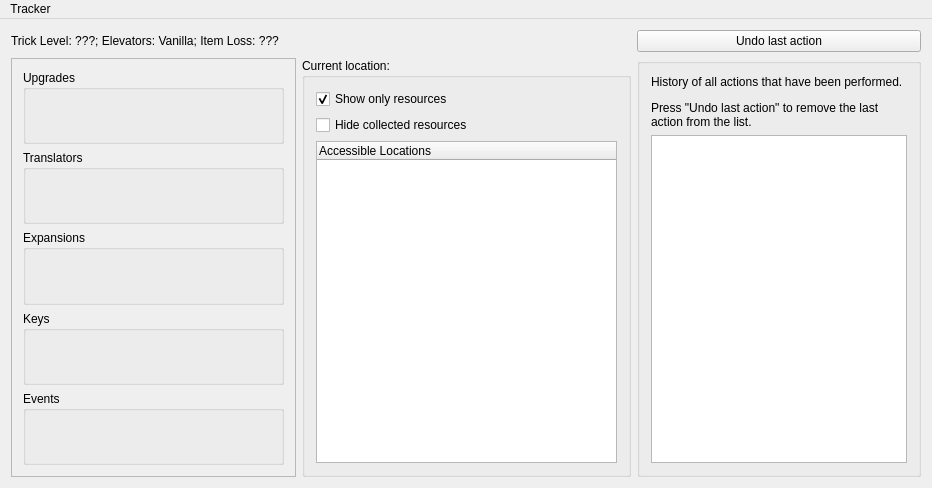
Above: randovania/gui/ui_files/tracker_window.ui from randovania/randovania before the change. Below: the same form after it.
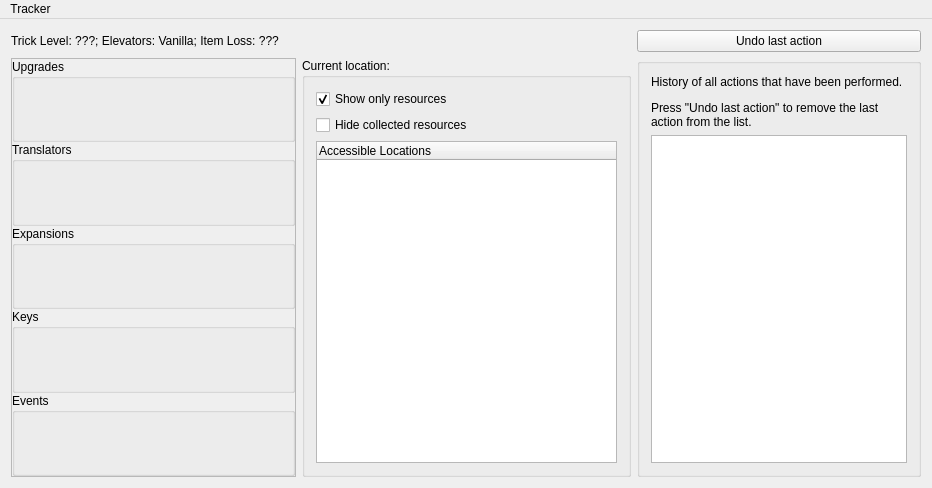
That is the form after the change.

Diff of the .ui file:
```diff
--- a/randovania/gui/ui_files/tracker_window.ui
+++ b/randovania/gui/ui_files/tracker_window.ui
@@ -35,6 +35,9 @@
         <height>0</height>
        </size>
       </property>
+      <property name="horizontalScrollBarPolicy">
+       <enum>Qt::ScrollBarAlwaysOff</enum>
+      </property>
       <property name="widgetResizable">
        <bool>true</bool>
       </property>
@@ -44,10 +47,25 @@
          <x>0</x>
          <y>0</y>
          <width>283</width>
-         <height>404</height>
+         <height>419</height>
         </rect>
        </property>
        <layout class="QVBoxLayout" name="pickup_box_layout">
+        <property name="spacing">
+         <number>0</number>
+        </property>
+        <property name="leftMargin">
+         <number>0</number>
+        </property>
+        <property name="topMargin">
+         <number>0</number>
+        </property>
+        <property name="rightMargin">
+         <number>0</number>
+        </property>
+        <property name="bottomMargin">
+         <number>0</number>
+        </property>
         <item>
          <widget class="QGroupBox" name="upgrades_box">
           <property name="title">
```
Left out of the diff: 2 changed lines with no effect on the pictures.
